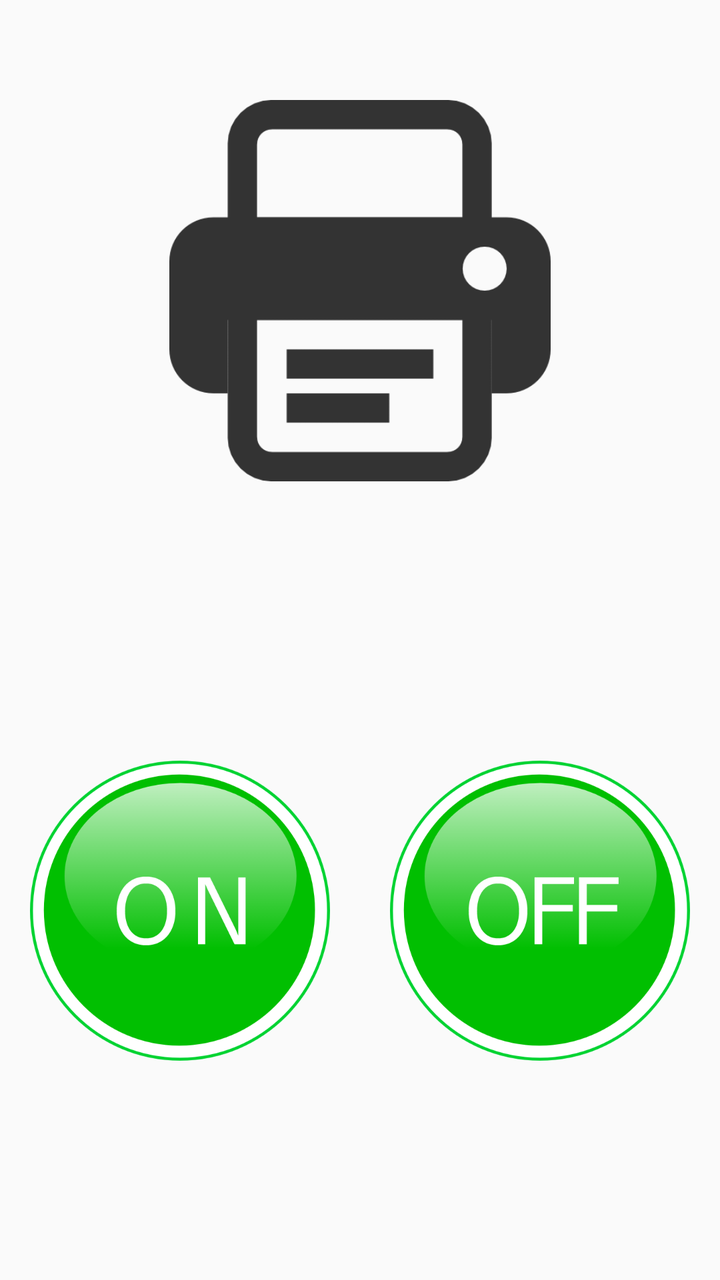
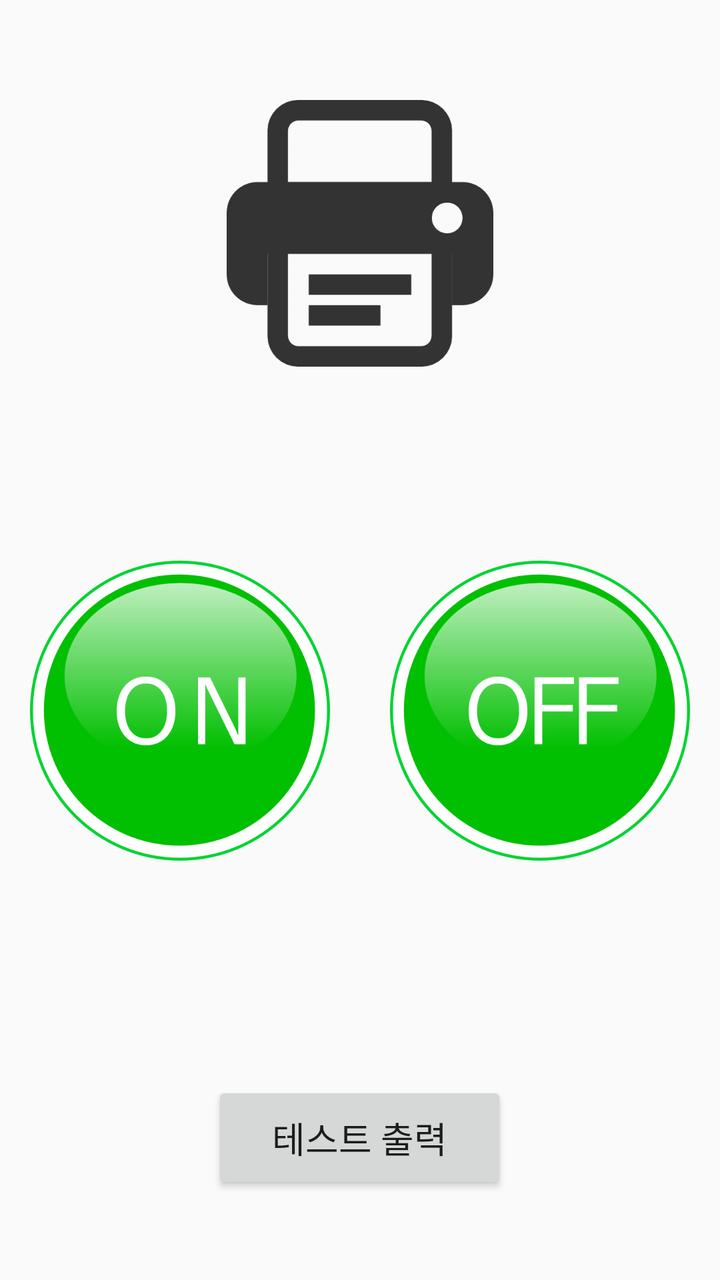

The first picture is an Android layout as it rendered before a commit; the second is the same layout after the commit. The layout source and the unified diff follow.
<!-- AndroidManifest.xml: application theme AppTheme -->
<!-- res/layout/activity_setting.xml -->
<?xml version="1.0" encoding="utf-8"?>
<LinearLayout xmlns:android="http://schemas.android.com/apk/res/android"
    xmlns:tools="http://schemas.android.com/tools"
    android:layout_width="match_parent"
    android:layout_height="match_parent"
    android:orientation="vertical"
    android:gravity="center"
    tools:context="com.rgbsolution.highland_emart.SettingActivity">

    <ImageView
        android:id="@+id/imageView"
        android:layout_width="match_parent"
        android:layout_height="0dp"
        android:layout_marginTop="20dp"
        android:layout_weight="0.68"
        android:padding="30dp"
        android:onClick="onClick"
        android:src="@drawable/printer_second" />

    <LinearLayout
        android:layout_width="match_parent"
        android:layout_height="0dp"
        android:layout_weight="1"
        android:gravity="center"
        android:orientation="horizontal">

        <Button
            android:id="@+id/btn_on"
            android:layout_width="150dp"
            android:layout_height="150dp"
            android:layout_gravity="center"
            android:onClick="onClick"
            android:padding="20dp"
            android:background="@drawable/selector_setting_btn_on"/>

        <TextView
            android:layout_width="30dp"
            android:layout_height="match_parent" />

        <Button
            android:id="@+id/btn_off"
            android:layout_width="150dp"
            android:layout_height="150dp"
            android:layout_gravity="center"
            android:onClick="onClick"
            android:padding="20dp"
            android:background="@drawable/selector_setting_btn_off"/>

    </LinearLayout>

</LinearLayout>
<!-- resources referenced by this layout -->
<resources>
  <!-- drawable printer_second: png bitmap (drawable, 8545 bytes) -->
  <!-- drawable selector_setting_btn_off (drawable) -->
  <?xml version="1.0" encoding="utf-8"?>
  <selector xmlns:android="http://schemas.android.com/apk/res/android">
      <item android:state_enabled="false"  android:drawable="@drawable/setting_off_gray"/>
      <item android:drawable="@drawable/setting_off_green" /> 
  </selector>
  <!-- drawable selector_setting_btn_on (drawable) -->
  <?xml version="1.0" encoding="utf-8"?>
  <selector xmlns:android="http://schemas.android.com/apk/res/android">
      <item android:state_enabled="false"  android:drawable="@drawable/setting_on_gray"/>
      <item android:drawable="@drawable/setting_on_green" > 
          <shape>
              <size android:width="50dp" android:height="50dp"></size>
          </shape>
      </item>
  </selector>
  <style name="AppTheme" parent="Theme.AppCompat.Light.DarkActionBar">
          
          <item name="colorPrimary">@color/colorPrimary</item>
          <item name="colorPrimaryDark">@color/colorPrimaryDark</item>
          <item name="colorAccent">@color/colorAccent</item>
      </style>
  <!-- drawable setting_off_gray: png bitmap (drawable, 30542 bytes) -->
  <!-- drawable setting_off_green: png bitmap (drawable, 47763 bytes) -->
  <!-- drawable setting_on_gray: png bitmap (drawable, 31140 bytes) -->
  <!-- drawable setting_on_green: png bitmap (drawable, 48990 bytes) -->
  <color name="colorPrimary">#42a5f5</color>
  <color name="colorPrimaryDark">#2196F3</color>
  <color name="colorAccent">#0AAEEF</color>
</resources>

<!-- the commit's change to res/layout/activity_setting.xml (unified diff, before → after) -->
@@ -48,4 +48,26 @@
 
     </LinearLayout>
 
+    
+    <LinearLayout
+        android:layout_width="match_parent"
+        android:layout_height="0dp"
+        android:layout_weight="0.5"
+        android:gravity="center"
+        android:orientation="horizontal">
+
+        <Button
+            android:id="@+id/btn_test_print"
+            android:layout_width="wrap_content"
+            android:layout_height="wrap_content"
+            android:onClick="onClick"
+            android:text="테스트 출력"
+            android:textSize="18sp"
+            android:paddingLeft="30dp"
+            android:paddingRight="30dp"
+            android:paddingTop="15dp"
+            android:paddingBottom="15dp" />
+
+    </LinearLayout>
+
 </LinearLayout>
